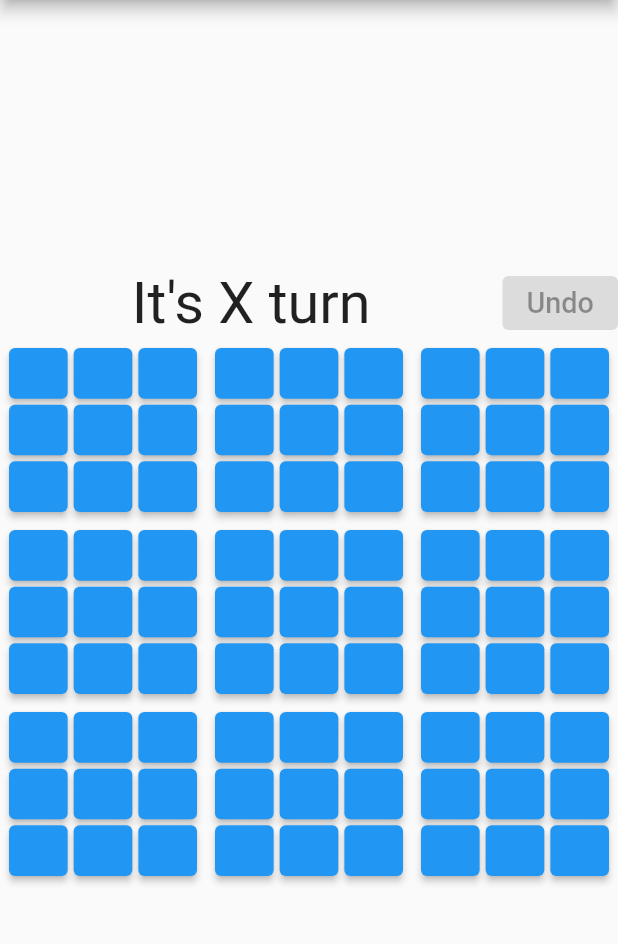
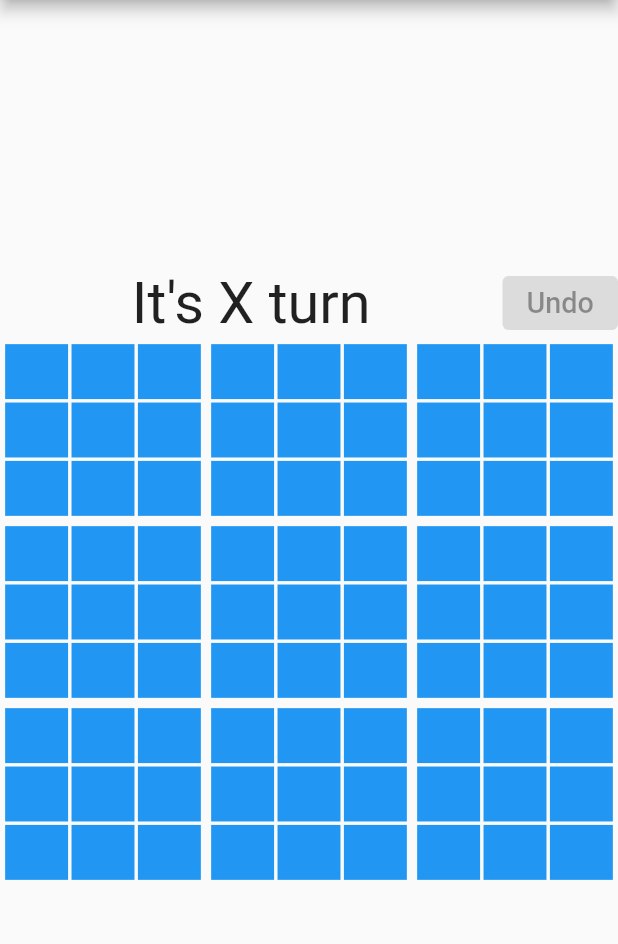
Before and after one commit to malkia/tictactoe, a Flutter app: the SuperTicTacToePage screen opened directly, on a phone screen of 412 x 824 dp, the part 84-1028 px from its top. Run offline on Flutter 3.47's test engine with Material 2 defaults, Android fonts, the phone set to English and light mode, and no system bars.

Commit message:
refactoring, make buttons rectangle, and gaps (padding) scaled to the screen size

```diff
--- a/lib/tictactoe_game.dart
+++ b/lib/tictactoe_game.dart
@@ -9,15 +9,15 @@ import 'package:flutter/material.dart';
 
 enum _State { Empty, X, O, Tie }
 
-const _stateToString = {
-  _State.Empty: '',
-  _State.X: 'X',
-  _State.O: 'O',
-  _State.Tie: '#',
-};
-
 abstract class _TicTacToeBoard {
   _State cellAt(int x, int y);
+
+  static const _stateToString = {
+    _State.Empty: '',
+    _State.X: 'X',
+    _State.O: 'O',
+    _State.Tie: '#',
+  };
 
   static const _winningSequencesChecks = [
     [0, 0, 0, 1],
@@ -68,6 +68,10 @@ abstract class _TicTacToeBoard {
 final _maximizedElevatedButtonStyle = ElevatedButton.styleFrom(
   minimumSize: const Size(double.infinity, double.infinity),
   side: BorderSide.none,
+  padding: EdgeInsets.all(0),
+  elevation: 0,
+  visualDensity: VisualDensity.compact,
+  shape: BeveledRectangleBorder(),
 );
 
 class TicTacToeGame extends _TicTacToeBoard {
@@ -118,10 +122,11 @@ class TicTacToeGame extends _TicTacToeBoard {
       disabled = _winner != _State.Empty;
     }
     return Padding(
-      padding: const EdgeInsets.all(2),
+      padding: EdgeInsets.all(size / 40),
       child: ElevatedButton(
         style: _maximizedElevatedButtonStyle,
-        child: Text(_stateToString[cell], textScaleFactor: size / 30),
+        child: Text(_TicTacToeBoard._stateToString[cell],
+            textAlign: TextAlign.center, textScaleFactor: size / 30),
         onPressed: disabled ? null : () => onPressed(col, row),
       ),
     );
@@ -130,7 +135,7 @@ class TicTacToeGame extends _TicTacToeBoard {
   Widget renderBoard(BuildContext context,
           {Function(int, int) onPressed, bool disabled = false, size}) =>
       Padding(
-          padding: const EdgeInsets.all(4),
+          padding: EdgeInsets.all(size / 20),
           child: Stack(alignment: AlignmentDirectional.center, children: [
             Column(mainAxisSize: MainAxisSize.min, children: [
               for (var row = 0; row < 3; row++)
@@ -147,7 +152,8 @@ class TicTacToeGame extends _TicTacToeBoard {
                 )
             ]),
             if (_winner != _State.Empty)
-              Text(_stateToString[_winner], textScaleFactor: size / 10.0)
+              Text(_TicTacToeBoard._stateToString[_winner],
+                  textScaleFactor: size / 10.0)
           ]));
 }
 
@@ -220,12 +226,16 @@ class SuperTicTacToeGame extends _TicTacToeBoard {
                 Expanded(
                   child: Center(
                     child: Text(
-                        disabled ? "" : "It's ${_stateToString[_current]} turn",
+                        disabled
+                            ? ""
+                            : "It's ${_TicTacToeBoard._stateToString[_current]} turn",
                         textScaleFactor: desiredSize / 150),
                   ),
                 ),
                 ElevatedButton(
-                  child: Text('Undo', textScaleFactor: desiredSize / 300),
+                  child: Text('Undo',
+                      textAlign: TextAlign.center,
+                      textScaleFactor: desiredSize / 300),
                   onPressed: onUndoPressed,
                 )
               ],
@@ -246,7 +256,7 @@ class SuperTicTacToeGame extends _TicTacToeBoard {
                     )
                 ]),
                 if (disabled)
-                  Text(_stateToString[winner],
+                  Text(_TicTacToeBoard._stateToString[winner],
                       style: const TextStyle(color: Colors.red),
                       textScaleFactor: desiredSize / 20)
               ]),
--- a/lib/tictactoe_page.dart
+++ b/lib/tictactoe_page.dart
@@ -23,15 +23,15 @@ class SuperTicTacToePage extends StatefulWidget {
   _SuperTicTacToePageState createState() => _SuperTicTacToePageState();
 }
 
-class _Record {
+class _SuperTicTacToeRecord {
   int gameX, gameY;
   int cellX, cellY;
-  _Record(this.gameX, this.gameY, this.cellX, this.cellY);
+  _SuperTicTacToeRecord(this.gameX, this.gameY, this.cellX, this.cellY);
 }
 
 class _SuperTicTacToePageState extends State<SuperTicTacToePage> {
   var _state = SuperTicTacToeGame();
-  final _record = List<_Record>();
+  final _record = List<_SuperTicTacToeRecord>();
   @override
   Widget build(BuildContext context) => Scaffold(
       appBar: AppBar(title: Text("Super Tic Tac Toe")),
@@ -39,7 +39,7 @@ class _SuperTicTacToePageState extends State<SuperTicTacToePage> {
         child: _state.renderBoard(context,
             onPressed: (int gameX, int gameY, int cellX, int cellY) => setState(
                   () {
-                    var r = _Record(gameX, gameY, cellX, cellY);
+                    var r = _SuperTicTacToeRecord(gameX, gameY, cellX, cellY);
                     _record.add(r);
                     _state.move(gameX, gameY, cellX, cellY);
                   },
```
